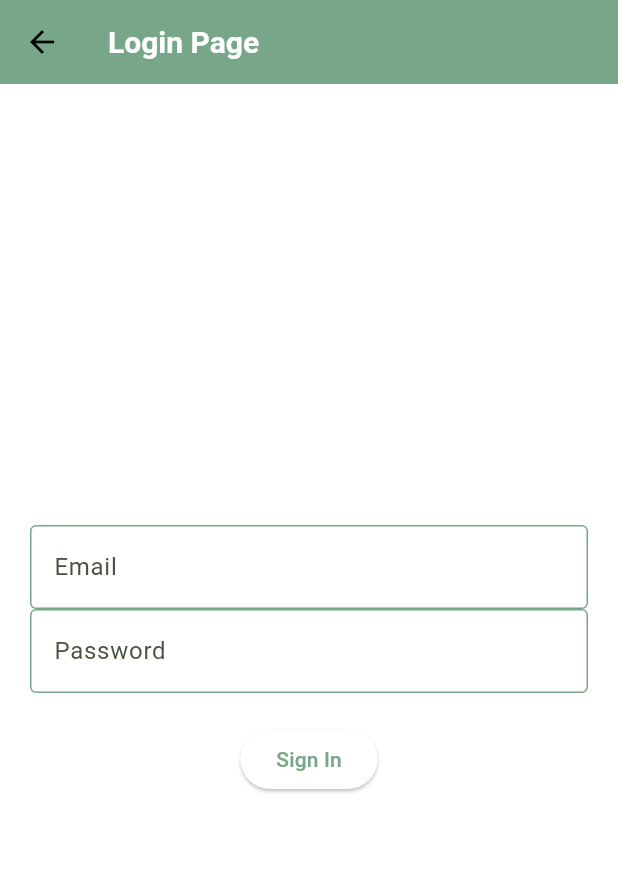
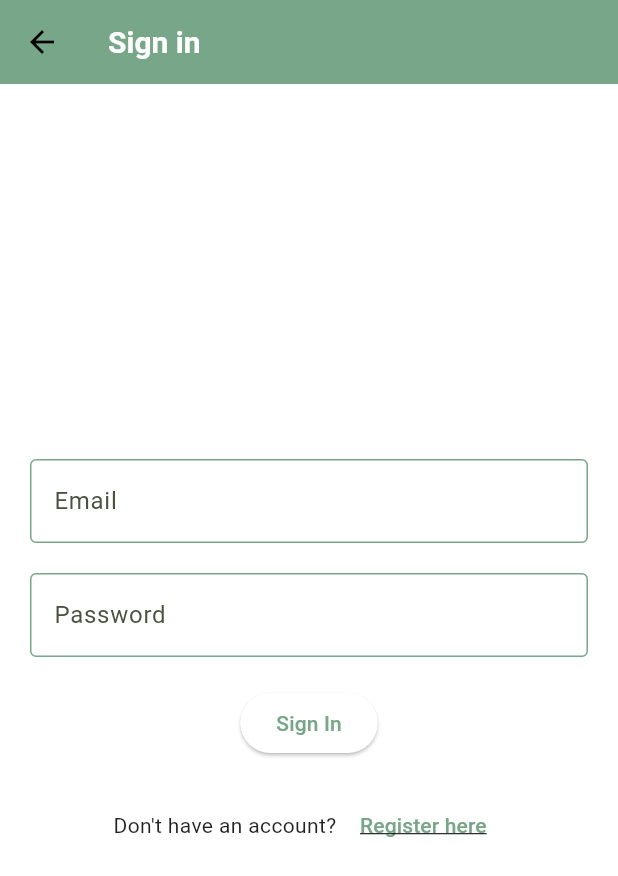
Before and after one commit to Probablymegs/GreenThumb, a Flutter app: the LoginPage screen opened directly, on a phone screen of 412 x 824 dp. Shown: the top 876 px of the screen. Run offline on Flutter 3.47's test engine with Material 3 defaults, Android fonts, the phone set to English and light mode, and no system bars; our stand-ins replace cloud_firestore, firebase_auth, firebase_core, flutter_dotenv, flutter_local_notifications; accounts and stored records are empty.

Commit message:
made small UI changes.

```diff
--- a/green_thumb/lib/pages/login_page.dart
+++ b/green_thumb/lib/pages/login_page.dart
@@ -1,15 +1,16 @@
 import 'package:flutter/material.dart';
 import 'package:firebase_auth/firebase_auth.dart';
+import 'package:green_thumb/pages/register_page.dart';
 import 'plant_profile.dart';
 
 class LoginPage extends StatefulWidget {
   const LoginPage({Key? key}) : super(key: key);
 
   @override
-  _LoginPageState createState() => _LoginPageState();
+  LoginPageState createState() => LoginPageState();
 }
 
-class _LoginPageState extends State<LoginPage> {
+class LoginPageState extends State<LoginPage> {
   final TextEditingController _emailController = TextEditingController();
   final TextEditingController _passwordController = TextEditingController();
   final FirebaseAuth _auth = FirebaseAuth.instance;
@@ -17,26 +18,45 @@ class _LoginPageState extends State<LoginPage> {
   @override
   Widget build(BuildContext context) {
     return Scaffold(
-      appBar: AppBar(title: Text("Login Page")),
+      appBar: AppBar(title: const Text("Sign in")),
       body: Padding(
-        padding: EdgeInsets.all(20),
+        padding: const EdgeInsets.all(20),
         child: Column(
           mainAxisAlignment: MainAxisAlignment.center,
           children: [
             TextField(
               controller: _emailController,
-              decoration: InputDecoration(labelText: "Email"),
+              decoration: const InputDecoration(labelText: "Email"),
               keyboardType: TextInputType.emailAddress,
             ),
+            const SizedBox(height: 20),
             TextField(
               controller: _passwordController,
-              decoration: InputDecoration(labelText: "Password"),
+              decoration: const InputDecoration(labelText: "Password"),
               obscureText: true,
             ),
-            SizedBox(height: 20),
+            const SizedBox(height: 20),
             ElevatedButton(
               onPressed: _signIn,
-              child: Text("Sign In"),
+              child: const Text("Sign In"),
+            ),
+            const SizedBox(height: 20),
+            Row(
+              mainAxisAlignment: MainAxisAlignment.center,
+              children: [
+                const Text("Don't have an account? "),
+                TextButton(
+                  onPressed: () {
+                    Navigator.pushReplacement(
+                      context,
+                      MaterialPageRoute(
+                          builder: (context) => const RegisterPage()),
+                    );
+                  },
+                  child: const Text("Register here",
+                      style: TextStyle(decoration: TextDecoration.underline)),
+                ),
+              ],
             ),
           ],
         ),
@@ -58,7 +78,7 @@ class _LoginPageState extends State<LoginPage> {
       ScaffoldMessenger.of(context).showSnackBar(
         SnackBar(
           content: Text('Failed to sign in: ${e.message}'),
-          backgroundColor: Colors.red,
+          backgroundColor: Color.fromARGB(255, 25, 78, 38),
         ),
       );
     }
```
Also changed, not shown: green_thumb/lib/pages/plant_watering_page.dart (+7 -2 lines), green_thumb/lib/pages/register_page.dart (+11 -9 lines), green_thumb/lib/pages/water_schedule_page.dart (+41 -4 lines).
